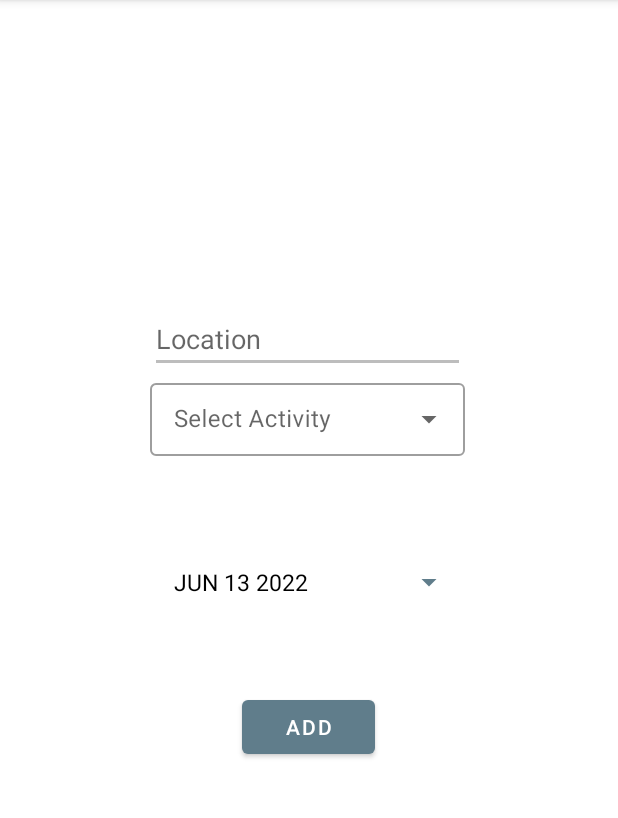
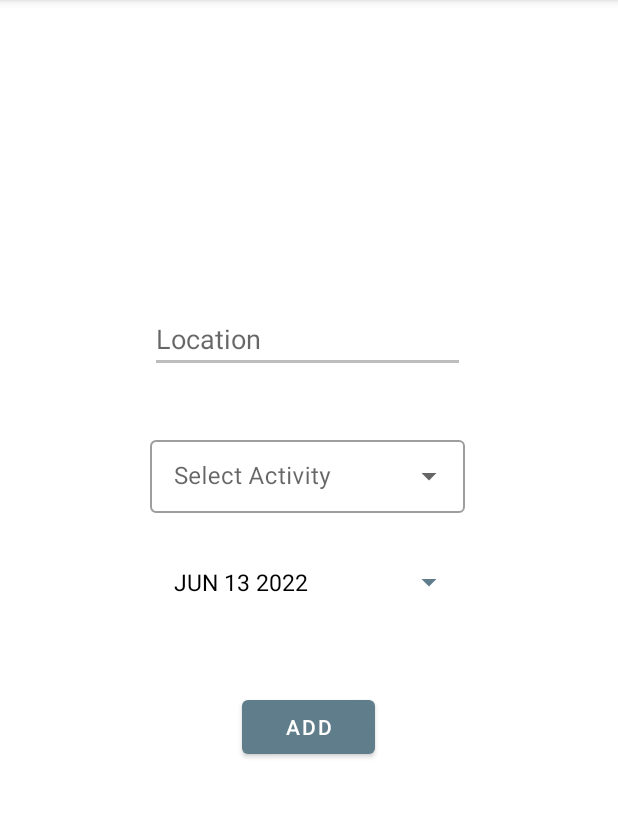
Before and after one commit to DruSadeMumba/Outdoorsie, an Android app: the AddActivity screen opened directly, with no data from a screen before it, on a phone screen of 412 x 824 dp, the part 84-902 px from its top. Run offline under Robolectric (Android 15) with nearby library versions, the phone set to English and light mode, and no system bars; our stand-ins replace ButterKnife, Firebase (no records; nobody signed in at launch, a user with empty details on screens opened directly); Roboto replaces fonts that are not available here.

Commit message:
Create an add activity and view activities buttons

```diff
--- a/app/src/main/java/com/drusade/outdoorsie/ui/MainActivity.java
+++ b/app/src/main/java/com/drusade/outdoorsie/ui/MainActivity.java
@@ -32,6 +32,8 @@ public class MainActivity extends AppCompatActivity implements View.OnClickListe
     @SuppressLint("NonConstantResourceId")
     @BindView(R.id.appSloganText) TextView mAppSloganText;
 
+    @SuppressLint("NonConstantResourceId")
+    @BindView(R.id.addActivitiesButton) Button mAddActivitiesButton;
 
     @Override
     protected void onCreate(Bundle savedInstanceState) {
@@ -40,11 +42,12 @@ public class MainActivity extends AppCompatActivity implements View.OnClickListe
         ButterKnife.bind(this);
 
         mViewActivitiesButton.setOnClickListener(this);
+        mAddActivitiesButton.setOnClickListener(this);
     }
 
     @Override
     public void onClick(View v) {
-        if(v == mViewActivitiesButton) {
+        if(v == mAddActivitiesButton) {
             Intent intent = new Intent(MainActivity.this, AddActivity.class);
             startActivity(intent);
         }
--- a/app/src/main/res/layout/activity_add.xml
+++ b/app/src/main/res/layout/activity_add.xml
@@ -26,15 +26,12 @@
         style="@style/Widget.MaterialComponents.TextInputLayout.OutlinedBox.Dense.ExposedDropdownMenu"
         android:layout_width="match_parent"
         android:layout_height="wrap_content"
+        android:layout_below="@+id/editTextLocationName"
         android:layout_marginStart="100dp"
-        android:layout_marginTop="250dp"
+        android:layout_marginTop="-480dp"
         android:layout_marginEnd="102dp"
-        android:layout_marginBottom="433dp"
-        android:hint="@string/select_activity"
-        app:layout_constraintBottom_toBottomOf="parent"
-        app:layout_constraintEnd_toEndOf="parent"
-        app:layout_constraintStart_toStartOf="parent"
-        app:layout_constraintVertical_bias="0.13">
+        android:layout_marginBottom="500dp"
+        android:hint="@string/select_activity">
 
         <AutoCompleteTextView
             android:id="@+id/autoCompleteTextActivityName"
```
Also changed, not shown: app/src/main/res/layout/activity_main.xml (+29 -5 lines).
